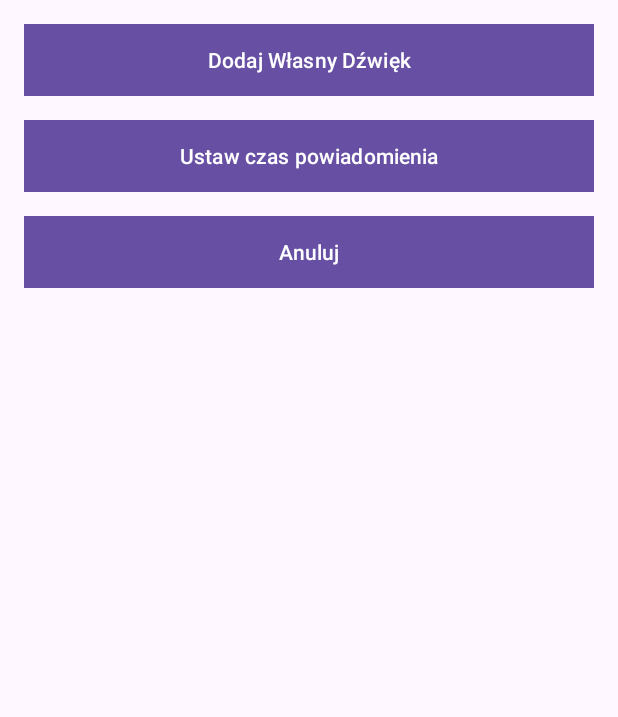
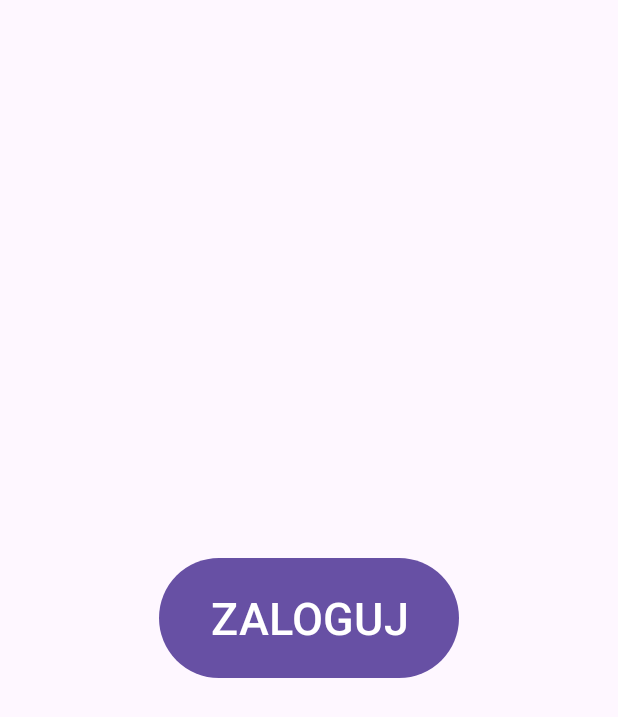
Before and after one commit to Klaudiusz02/Programowanie_mobline, an Android app: the layout fragment_second.xml on its own in the app's theme, with its tools: preview values and no code run, on a phone screen of 412 x 824 dp. Shown: the top 717 px of the screen. Run offline under Robolectric (Android 15) with nearby library versions, the phone set to English and light mode, and no system bars.

```diff
--- a/app/src/main/java/com/example/budzik/FirstFragment.java
+++ b/app/src/main/java/com/example/budzik/FirstFragment.java
@@ -19,6 +19,8 @@ import android.widget.TextView;
 import android.widget.TimePicker;
 import android.widget.Toast;
 
+import androidx.appcompat.app.ActionBar;
+import androidx.appcompat.app.AppCompatActivity;
 import androidx.cardview.widget.CardView;
 import androidx.fragment.app.Fragment;
 import com.google.android.material.floatingactionbutton.FloatingActionButton;
@@ -295,6 +297,10 @@ public class FirstFragment extends Fragment {
 
     public void onViewCreated(@NonNull View view, Bundle savedInstanceState) {
         super.onViewCreated(view, savedInstanceState);
+        ActionBar actionBar = ((AppCompatActivity) requireActivity()).getSupportActionBar();
+        if (actionBar != null) {
+            actionBar.setDisplayHomeAsUpEnabled(false);
+        }
 
     }
 
--- /dev/null
+++ b/app/src/main/res/drawable/rounded_button.xml
@@ -0,0 +1,5 @@
+<?xml version="1.0" encoding="utf-8"?>
+<shape xmlns:android="http://schemas.android.com/apk/res/android">
+    <corners android:radius="100dp" />
+    <solid android:color="@color/colorPrimary" />
+</shape>
--- a/app/src/main/res/layout/fragment_second.xml
+++ b/app/src/main/res/layout/fragment_second.xml
@@ -2,33 +2,17 @@
 <RelativeLayout xmlns:android="http://schemas.android.com/apk/res/android"
     android:layout_width="match_parent"
     android:layout_height="match_parent"
+    android:id="@+id/secondFragment"
     android:padding="16dp">
 
     <Button
-        android:id="@+id/buttonAddCustomAlarm"
-        android:layout_width="match_parent"
-        android:layout_height="wrap_content"
-        android:text="Dodaj Własny Dźwięk"
-        android:background="@color/colorPrimary"
-        android:textColor="@android:color/white"
-        android:layout_marginBottom="16dp"/>
+        android:id="@+id/login"
+        android:layout_width="200dp"
+        android:layout_height="80dp"
+        android:layout_centerInParent="true"
+        android:text="ZALOGUJ"
+        android:background="@drawable/rounded_button"
+        android:textSize="30sp"
 
-    <Button
-        android:id="@+id/buttonSetReminderTime"
-        android:layout_width="match_parent"
-        android:layout_height="wrap_content"
-        android:text="Ustaw czas powiadomienia"
-        android:background="@color/colorPrimary"
-        android:textColor="@android:color/white"
-        android:layout_below="@id/buttonAddCustomAlarm"
-        android:layout_marginBottom="16dp"/>
-
-    <Button
-        android:id="@+id/buttonCancelReminder"
-        android:layout_width="match_parent"
-        android:layout_height="wrap_content"
-        android:text="Anuluj"
-        android:background="@color/colorPrimary"
-        android:textColor="@android:color/white"
-        android:layout_below="@id/buttonSetReminderTime"/>
+        android:textColor="@android:color/white"/>
 </RelativeLayout>
--- a/app/src/main/res/menu/menu_main.xml
+++ b/app/src/main/res/menu/menu_main.xml
@@ -5,6 +5,6 @@
     <item
         android:id="@+id/action_settings"
         android:orderInCategory="100"
-        android:title="@string/action_settings"
+        android:title="Wyloguj"
         app:showAsAction="never" />
 </menu>
--- a/app/src/main/res/navigation/nav_graph.xml
+++ b/app/src/main/res/navigation/nav_graph.xml
@@ -3,7 +3,7 @@
     xmlns:app="http://schemas.android.com/apk/res-auto"
     xmlns:tools="http://schemas.android.com/tools"
     android:id="@+id/nav_graph"
-    app:startDestination="@id/FirstFragment">
+    app:startDestination="@id/SecondFragment">
 
     <fragment
         android:id="@+id/FirstFragment"
@@ -18,7 +18,7 @@
     <fragment
         android:id="@+id/SecondFragment"
         android:name="com.example.budzik.SecondFragment"
-        android:label="Ustawienia"
+        android:label="WakeUpCall"
         tools:layout="@layout/fragment_second">
 
         <action
```
Also changed, not shown: app/src/main/java/com/example/budzik/MainActivity.java (+1 -70 lines), app/src/main/java/com/example/budzik/SecondFragment.java (+89 -96 lines).
